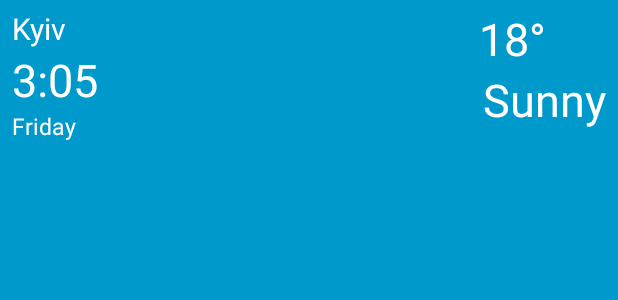
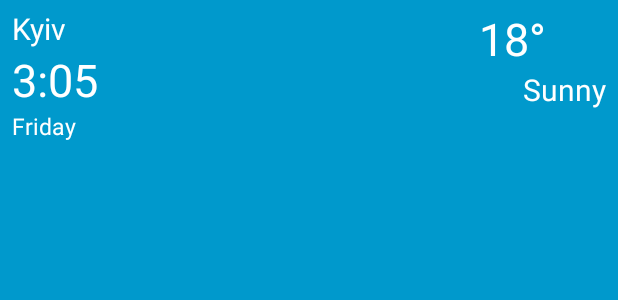
Before and after one commit to AliexieievAndrew/AndrewsWeatherApp, an Android app: the layout weather_widget.xml on its own in the app's theme, with its tools: preview values and no code run, on a phone screen of 412 x 824 dp. Shown: the top 300 px of the screen. Run offline under Robolectric (Android 15) with nearby library versions, the phone set to English and light mode, and no system bars.

Commit message:
widget text

```diff
--- a/app/src/main/res/layout/weather_widget.xml
+++ b/app/src/main/res/layout/weather_widget.xml
@@ -69,7 +69,7 @@
             android:text="Sunny"
             android:id="@+id/textWidgetDescription"
             android:gravity="right"
-            android:textSize="30dp"
+            android:textSize="20dp"
             android:textColor="@color/colorWhite"
             android:layout_width="match_parent"
             android:layout_height="wrap_content" />
```
